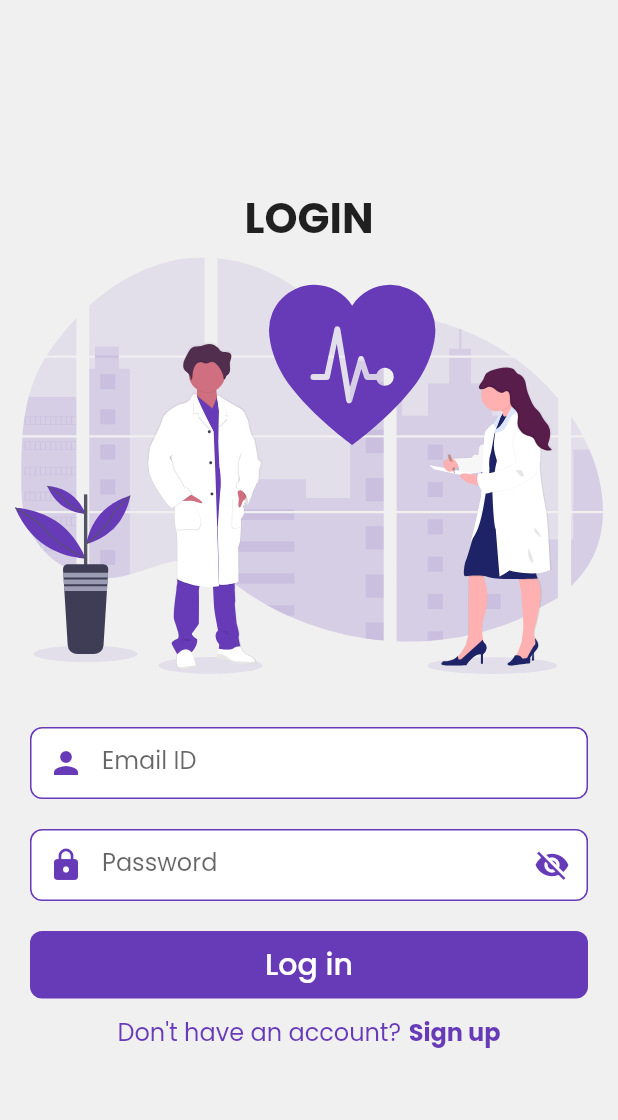
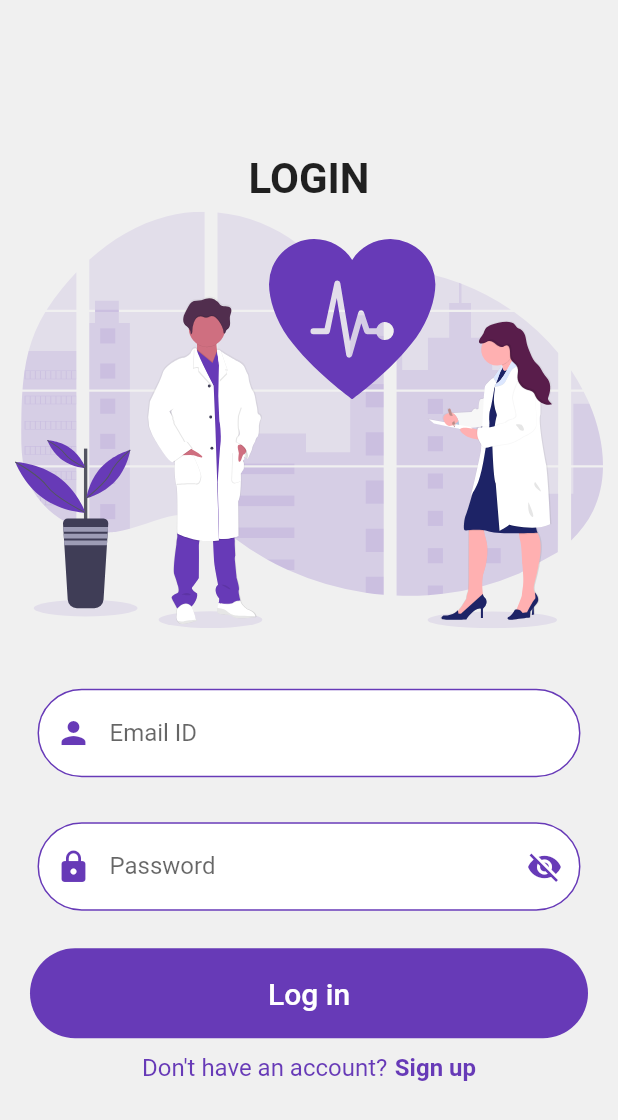
Before and after one commit to InterIIT-HMS/HMS_App, a Flutter app: the screen it shows after launch, on a phone screen of 412 x 824 dp. Shown: the top 1120 px of the screen. Run offline on Flutter 3.47's test engine with Material 2 defaults, Android fonts, the phone set to English and light mode, and no system bars; our stand-ins replace connectivity, flutter_icons, flutter_svg, fluttertoast; missing offline and left inert: auth0, flutter_auth0, flutter_cached_pdfview.

Commit message:
UI improvements
Signed-off-by: Shubham Gupta <shubham.gupta2956@gmail.com>

```diff
--- a/lib/main.dart
+++ b/lib/main.dart
@@ -15,7 +15,7 @@ class MyApp extends StatelessWidget {
         primarySwatch: Colors.pink,
         primaryColor: Colors.deepPurple,
         visualDensity: VisualDensity.adaptivePlatformDensity,
-        fontFamily: 'Poppins'
+        // fontFamily: 'Poppins'
       ),
       home: LoginPage(),
       debugShowCheckedModeBanner: false,
--- a/lib/screens/Dashboard.dart
+++ b/lib/screens/Dashboard.dart
@@ -91,7 +91,7 @@ class _DashboardState extends State<Dashboard> {
           icon: Icon(FlutterIcons.exit_run_mco),
         ),
         body: _loadScreen(_selectedPage),
-        backgroundColor: backgroundColor,
+        // backgroundColor: backgroundColor,
       ),
     );
   }
--- a/lib/screens/LoginPage.dart
+++ b/lib/screens/LoginPage.dart
@@ -173,7 +173,7 @@ class _LoginPageState extends State<LoginPage> {
                                   child: MyButton(
                                     text: 'Log in',
                                     btnColor: primaryColor,
-                                    btnRadius: 8,
+                                    btnRadius: 32,
                                   ),
                                 )
                               : CircularProgressIndicator(
--- a/lib/screens/SignUp.dart
+++ b/lib/screens/SignUp.dart
@@ -304,9 +304,9 @@ class _SignUpState extends State<SignUp> {
                                         uid: _uidController.text);
                                   },
                                   child: MyButton(
-                                    text: 'SIGNUP',
+                                    text: 'Sign Up',
                                     btnColor: primaryColor,
-                                    btnRadius: 8,
+                                    btnRadius: 32,
                                   ),
                                 )
                               : CircularProgressIndicator(
--- /dev/null
+++ b/lib/utils/string_extension.dart
@@ -0,0 +1,5 @@
+extension StringExtension on String {
+  String capitalize() {
+    return "${this[0].toUpperCase()}${this.substring(1).toLowerCase()}";
+  }
+}
--- a/lib/widgets/MyButton.dart
+++ b/lib/widgets/MyButton.dart
@@ -5,7 +5,8 @@ class MyButton extends StatefulWidget {
   final Color btnColor;
   final double btnRadius;
 
-  MyButton({@required this.text, @required this.btnColor, @required this.btnRadius});
+  MyButton(
+      {@required this.text, @required this.btnColor, @required this.btnRadius});
 
   @override
   _MyButtonState createState() => _MyButtonState();
@@ -16,7 +17,7 @@ class _MyButtonState extends State<MyButton> {
   Widget build(BuildContext context) {
     return Container(
       // width: widget.width * 0.85,
-      height: 45,
+      height: 60,
       child: Text(
         widget.text,
         style: TextStyle(
--- a/lib/widgets/MyTextField.dart
+++ b/lib/widgets/MyTextField.dart
@@ -38,7 +38,7 @@ class _MyTextFieldState extends State<MyTextField> {
   @override
   Widget build(BuildContext context) {
     return Padding(
-      padding: const EdgeInsets.symmetric(horizontal: 10.0, vertical: 10.0),
+      padding: const EdgeInsets.symmetric(horizontal: 15.0, vertical: 15.0),
       child: TextFormField(
         cursorColor: primaryColor,
         maxLines: widget.maxLines,
@@ -77,23 +77,24 @@ class _MyTextFieldState extends State<MyTextField> {
                   color: primaryColor,
                 )
               : null,
-          contentPadding: EdgeInsets.fromLTRB(16, 10, 16, 10),
+          contentPadding:
+              const EdgeInsets.symmetric(vertical: 20.0, horizontal: 10.0),
           hintText: widget.hint,
           hintStyle: TextStyle(color: hintColor),
           enabledBorder: OutlineInputBorder(
-            borderRadius: BorderRadius.circular(8),
+            borderRadius: BorderRadius.circular(32),
             borderSide: BorderSide(color: primaryColor, width: 1.0),
           ),
           focusedBorder: OutlineInputBorder(
-            borderRadius: BorderRadius.circular(8),
+            borderRadius: BorderRadius.circular(32),
             borderSide: BorderSide(color: primaryColor, width: 1.0),
           ),
           errorBorder: OutlineInputBorder(
-            borderRadius: BorderRadius.circular(8),
+            borderRadius: BorderRadius.circular(32),
             borderSide: BorderSide(color: errorColor, width: 1),
           ),
           focusedErrorBorder: OutlineInputBorder(
-            borderRadius: BorderRadius.circular(8),
+            borderRadius: BorderRadius.circular(32),
             borderSide: BorderSide(color: errorColor, width: 1),
           ),
         ),
```
Also changed, not shown: assets/fonts/Muli-Bold.ttf (added), assets/fonts/Muli-BoldItalic.ttf (added), assets/fonts/Muli-ExtraLight.ttf (added), assets/fonts/Muli-ExtraLightItalic.ttf (added), assets/fonts/Muli-Italic.ttf (added), assets/fonts/Muli-Light.ttf (added), assets/fonts/Muli-LightItalic.ttf (added), assets/fonts/Muli-Semi-BoldItalic.ttf (added), assets/fonts/Muli-SemiBold.ttf (added), assets/fonts/Muli.ttf (added), pubspec.lock, 3 other files.
